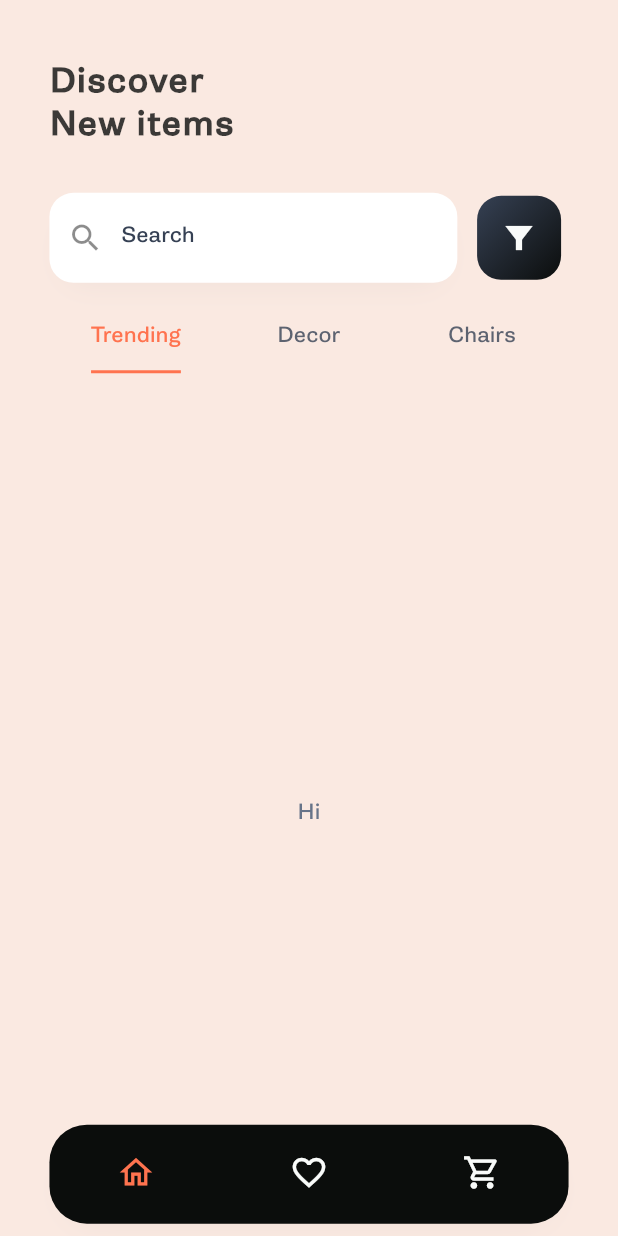
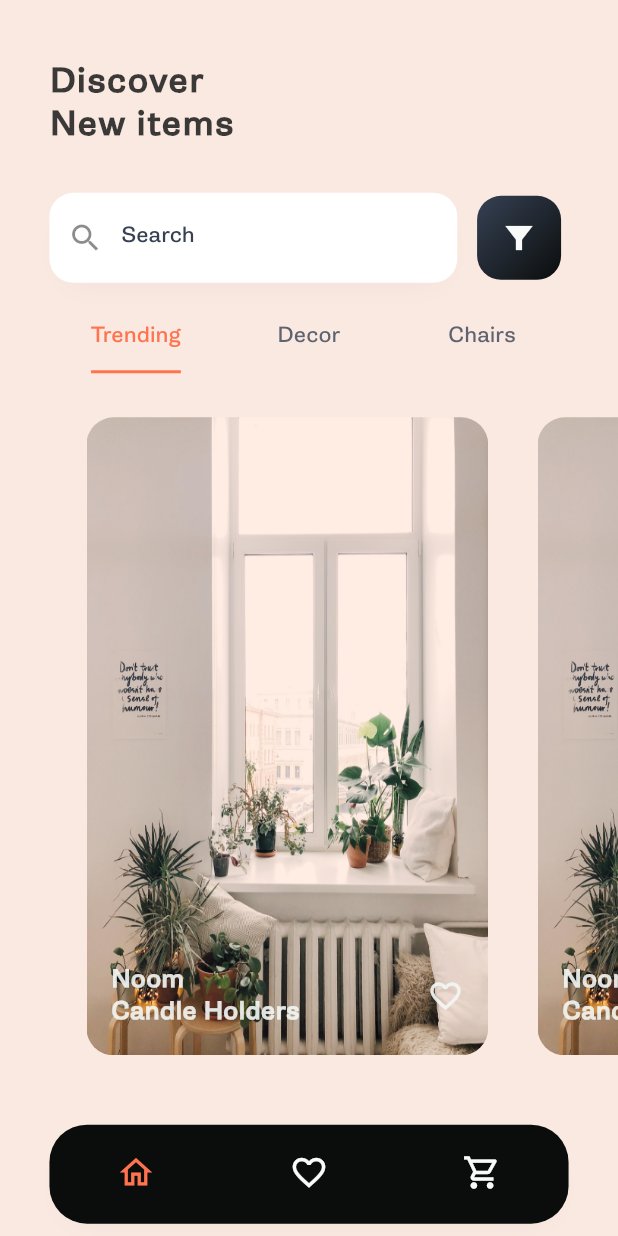
Before and after one commit to lintdeveloper/mobile_test, a Flutter app: the screen it shows after launch, on a phone screen of 412 x 824 dp. Run offline on Flutter 3.47's test engine with Material 2 defaults, Android fonts, the phone set to English and light mode, and no system bars; our stand-ins replace cached_network_image, equatable, flutter_screenutil, flutter_secure_storage; project files that could hold a hidden picture were left out.

Commit message:
product card item added

```diff
--- a/lib/src/views/dashboard/home/home_screen.dart
+++ b/lib/src/views/dashboard/home/home_screen.dart
@@ -1,5 +1,6 @@
 import 'package:flutter/material.dart';
 import 'package:mobile_test/shared/shared.dart';
+import 'package:mobile_test/src/views/dashboard/home/trending_view.dart';
 import 'package:mobile_test/utils/colors.dart';
 import 'package:mobile_test/utils/text_style.dart';
 
@@ -140,11 +141,12 @@ class _HomeScreenState extends State<HomeScreen> with SingleTickerProviderStateM
             SliverToBoxAdapter(
               child: Container(
                 color: AppColors.secondaryColor,
-                height: _size.height * 0.8,
+                height: _size.height * 0.58,
+                margin: EdgeInsets.only(top: _size.height * 0.04),
                 child: TabBarView(
                   controller: _tabController,
                   children: [
-                    Center(child: Text("Hi")),
+                    TrendingView(),
                     Center(child: Text("HIiid")),
                     Center(child: Text("HI"))
                   ],
--- /dev/null
+++ b/lib/src/views/dashboard/home/trending_view.dart
@@ -0,0 +1,64 @@
+import 'package:cached_network_image/cached_network_image.dart';
+import 'package:flutter/material.dart';
+import 'package:flutter_screenutil/flutter_screenutil.dart';
+import 'package:mobile_test/utils/colors.dart';
+import 'package:mobile_test/utils/images.dart';
+import 'package:mobile_test/utils/text_style.dart';
+
+class TrendingView extends StatelessWidget {
+  const TrendingView({Key? key}) : super(key: key);
+
+  @override
+  Widget build(BuildContext context) {
+    Size _size = MediaQuery.of(context).size;
+
+    return  Container(
+        margin: EdgeInsets.only( left: _size.width * 0.14 ),
+        child: ListView.builder(scrollDirection: Axis.horizontal,
+            itemCount: 3, itemBuilder: (context, index) {
+              return _productCardItem(_size);
+
+        }));
+  }
+}
+
+Widget _productCardItem(Size size) {
+  final _size = size;
+  return Container(
+    margin: EdgeInsets.only(right: _size.width * 0.08),
+    child: Stack(
+      children: [
+        ClipRRect(
+          borderRadius: BorderRadius.circular(18), // Image border
+          child: SizedBox.fromSize(
+            size: Size.fromWidth(_size.width * 0.65), // Image radius
+            child: Image.asset(AppImages.decorThree, fit: BoxFit.fill),
+          ),
+        ),
+        Positioned(
+          bottom: 6,
+
+          child: Container(
+            width: _size.width * 0.65,
+            padding: EdgeInsets.symmetric(horizontal: _size.width * 0.04, vertical: _size.height * 0.015),
+            child: Row(
+              mainAxisAlignment: MainAxisAlignment.spaceBetween,
+              children: [
+                Column(
+                  crossAxisAlignment: CrossAxisAlignment.start,
+                  children: [
+                    Text("Noom", style: AppTextStyle.textSize16.copyWith(color: AppColors.iceGrey2.withOpacity(0.9),
+                        fontWeight: FontWeight.bold)),
+                    Text("Candle Holders", style: AppTextStyle.textSize16.copyWith(color: AppColors.iceGrey2.withOpacity(0.9),
+                        fontWeight: FontWeight.bold))
+                  ],
+                ),
+                Icon(Icons.favorite_outline, color: AppColors.iceGrey2.withOpacity(0.9))
+              ],
+            ),
+          ),
+        )
+      ],
+    ),
+  );
+}
--- a/pubspec.yaml
+++ b/pubspec.yaml
@@ -21,6 +21,7 @@ dependencies:
   flutter_floating_bottom_bar: ^1.0.0+1
   flutter_secure_storage: ^3.3.5
   equatable: ^2.0.0
+  cached_network_image: ^3.2.0
 
 dev_dependencies:
   flutter_test:
```
Also changed, not shown: pubspec.lock.
